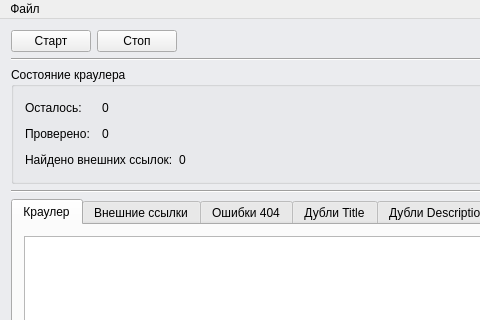
Qt form WebSiteAnalyzer/ui/main_frame.ui (ANDR-ASCII/WebSiteAnalyzer) before a commit; both pictures show x 0 to 480 and y 0 to 320 of the 1038 by 593 pixel window.
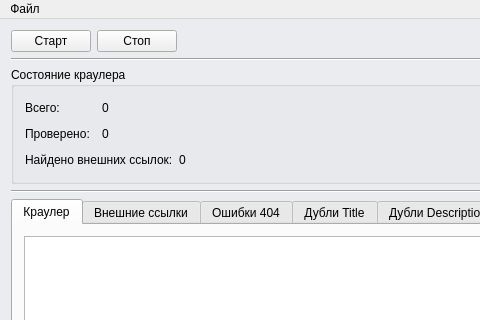
The same form after that commit.

Patch:
```diff
--- a/WebSiteAnalyzer/ui/main_frame.ui
+++ b/WebSiteAnalyzer/ui/main_frame.ui
@@ -89,7 +89,7 @@
        <item row="0" column="0">
         <widget class="QLabel" name="label">
          <property name="text">
-          <string>Осталось: </string>
+          <string>Всего: </string>
          </property>
         </widget>
        </item>
```
Left out of the diff: 2 changed lines with no effect on the pictures.
